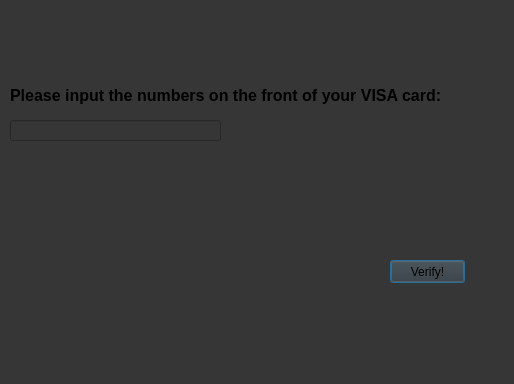
The window that visa.ui (TomTalbot/Credit-card-validator) describes before a commit, drawn with Qt 5.
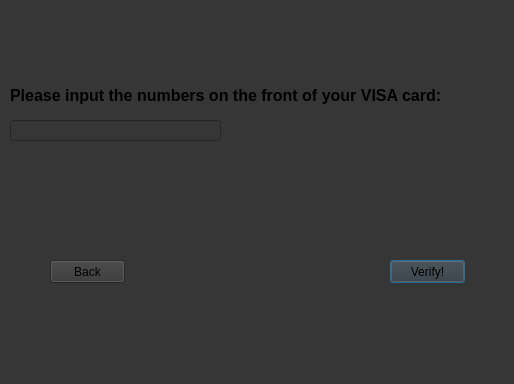
The same window after the commit.

```diff
--- a/visa.ui
+++ b/visa.ui
@@ -65,6 +65,19 @@
     <string>Verify!</string>
    </property>
   </widget>
+  <widget class="QPushButton" name="backButton">
+   <property name="geometry">
+    <rect>
+     <x>50</x>
+     <y>260</y>
+     <width>75</width>
+     <height>23</height>
+    </rect>
+   </property>
+   <property name="text">
+    <string>Back</string>
+   </property>
+  </widget>
  </widget>
  <resources/>
  <connections/>
```
